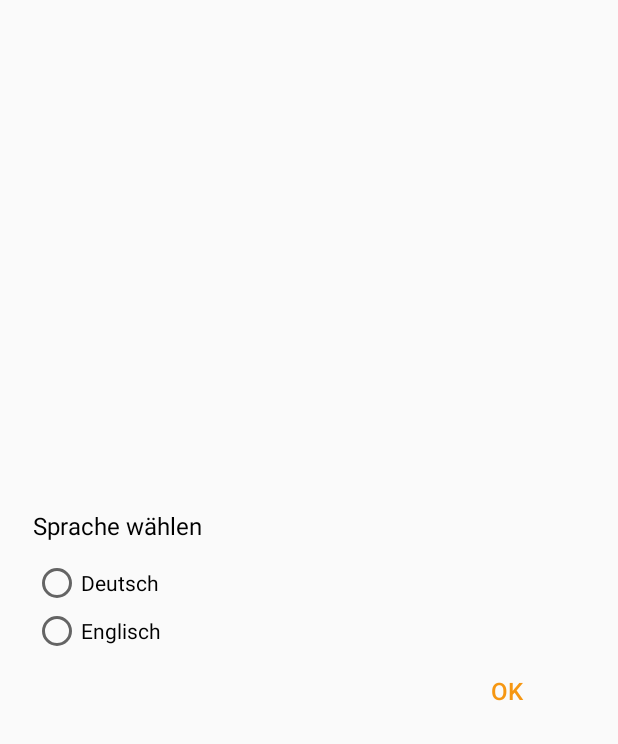
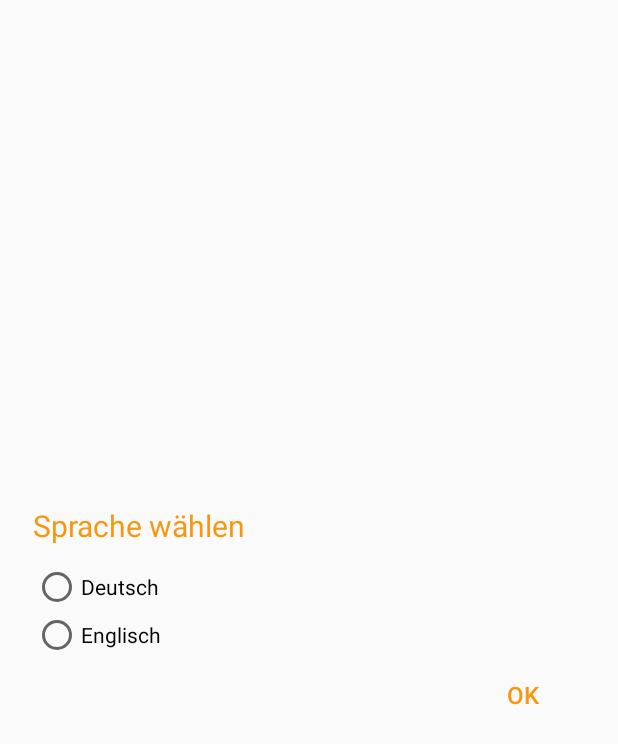
Before and after one commit to mjferstl/AppSolution, an Android app: the layout dialog_select_language.xml on its own in the app's theme, with its tools: preview values and no code run, on a phone screen of 412 x 824 dp. Shown: the top 744 px of the screen. Run offline under Robolectric (Android 15) with nearby library versions, the phone set to English and light mode, and no system bars.

Commit message:
optimized layout of dialog

```diff
--- a/AppSolution/app/src/main/res/layout/dialog_select_language.xml
+++ b/AppSolution/app/src/main/res/layout/dialog_select_language.xml
@@ -2,7 +2,7 @@
 <LinearLayout
     xmlns:android="http://schemas.android.com/apk/res/android"
     android:id="@+id/select_language_layout"
-    android:layout_width="fill_parent"
+    android:layout_width="match_parent"
     android:layout_height="wrap_content"
     android:layout_gravity="center"
     android:orientation="vertical"
@@ -13,34 +13,33 @@
     android:paddingEnd="10pt"
     android:paddingBottom="5pt">
     <TextView
-        android:layout_width="wrap_content"
+        android:layout_width="match_parent"
         android:layout_height="wrap_content"
         android:text="@string/alert_choose_language"
-        android:textColor="@color/colorTextPrimary"
-        android:textSize="@dimen/material_text_body1"
+        android:textColor="@color/colorAccent"
+        android:textSize="@dimen/material_text_title"
         android:paddingBottom="5pt"/>
     <RadioGroup
         android:id="@+id/rdgr_select_language"
-        android:layout_width="wrap_content"
+        android:layout_width="match_parent"
         android:layout_height="wrap_content">
         <RadioButton
             android:id="@+id/lang_de"
-            android:layout_width="wrap_content"
+            android:layout_width="match_parent"
             android:layout_height="wrap_content"
             android:text="@string/rbtd_german"/>
         <RadioButton
             android:id="@+id/lang_en"
-            android:layout_width="wrap_content"
+            android:layout_width="match_parent"
             android:layout_height="wrap_content"
             android:text="@string/rbtd_english"/>
     </RadioGroup>
     <Button
         android:id="@+id/btn_language_ok"
-        android:layout_width="wrap_content"
+        android:layout_width="30pt"
         android:layout_height="wrap_content"
-        style="@style/AppTheme.FlatButton"
         android:text="@string/btd_ok"
         android:textSize="@dimen/material_text_button"
-        android:layout_gravity="end"
-        android:layout_marginLeft="64dp"/>
+        style="@style/AppTheme.FlatButton"
+        android:layout_gravity="end"/>
 </LinearLayout>
```
Also changed, not shown: AppSolution/app/src/main/java/mfdevelopement/appsolution/activities/Main.java (+20 -11 lines).
